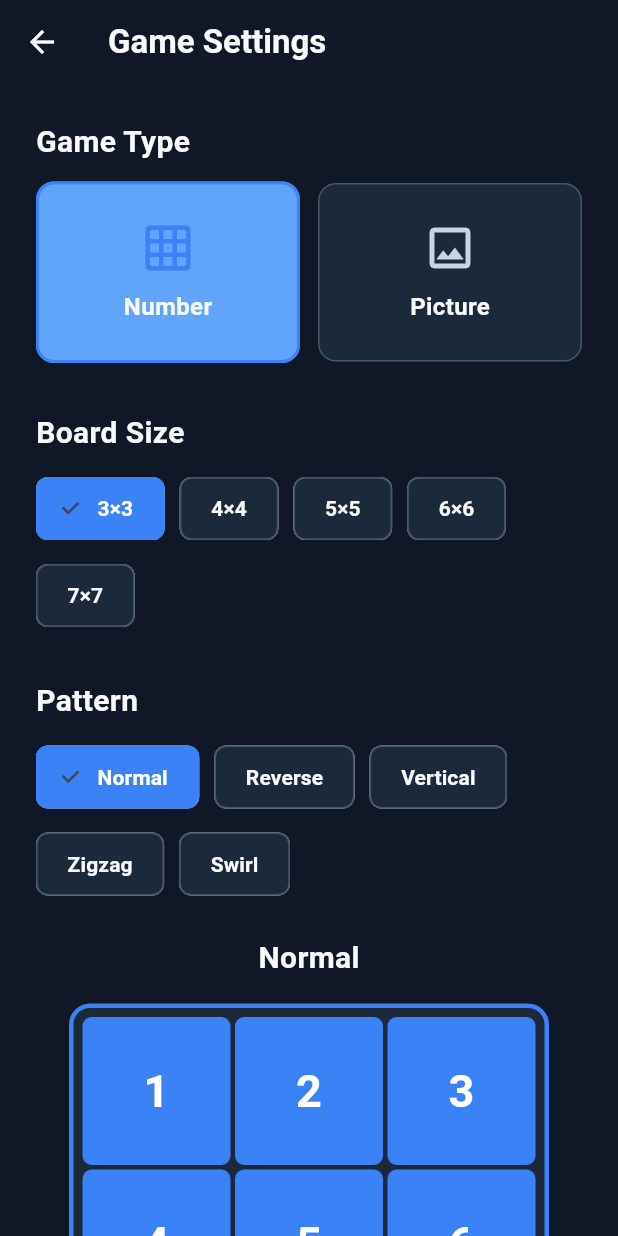
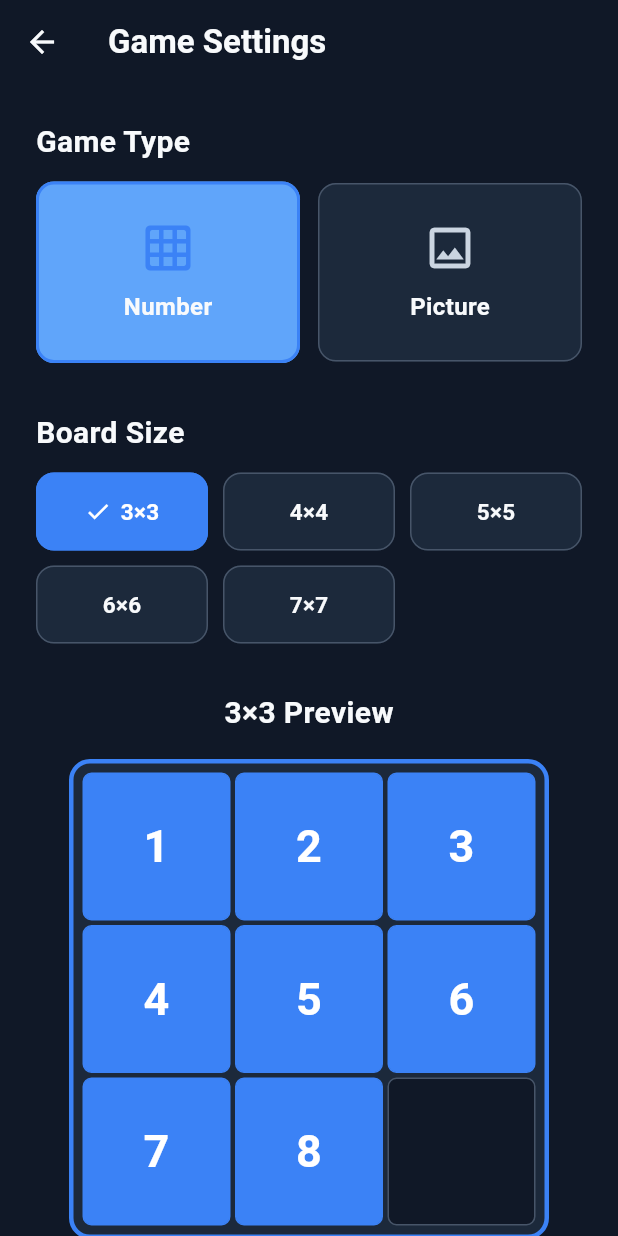
Before and after one commit to matsuda-valueapps/slide-puzzle-app-flutter, a Flutter app: the screen it shows after launch, after a tap on "New Game", on a phone screen of 412 x 824 dp. Run offline on Flutter 3.47's test engine with Material 3 defaults, Android fonts, the phone set to English and light mode, and no system bars; our stand-ins replace shared_preferences.

Commit message:
ゲーム選択ページUI修正

```diff
--- a/lib/pages/game_select_page.dart
+++ b/lib/pages/game_select_page.dart
@@ -138,90 +138,95 @@ class _GameSelectPageState extends State<GameSelectPage> {
                   // Board Size
                   _buildSectionTitle('Board Size'),
                   const SizedBox(height: 12),
-                  Wrap(
-                    spacing: 10,
-                    runSpacing: 10,
-                    children: GameSettings.availableBoardSizes.map((size) {
+                  LayoutBuilder(
+                    builder: (context, constraints) {
+                      const spacing = 10.0;
+                      const itemHeight = 52.0;
+
+                      final itemWidth =
+                          (constraints.maxWidth - spacing * 2) / 3;
+
+                      return GridView.builder(
+                        shrinkWrap: true,
+                        physics:
+                            const NeverScrollableScrollPhysics(),
+                        itemCount:
+                            GameSettings.availableBoardSizes.length,
+                        gridDelegate:
+                            const SliverGridDelegateWithFixedCrossAxisCount(
+                          crossAxisCount: 3,
+                          crossAxisSpacing: spacing,
+                          mainAxisSpacing: spacing,
+                          mainAxisExtent: itemHeight,
+                        ),
+                        itemBuilder: (context, index) {
+                          final size =
+                              GameSettings.availableBoardSizes[index];
+
                           final bool isSelected =
                               _selectedBoardSize == size;
 
-                      return ChoiceChip(
-                        label: Text('$size×$size'),
-                        selected: isSelected,
-                        onSelected: (selected) {
-                          if (selected) {
+                          return _buildBoardSizeCard(
+                            size: size,
+                            width: itemWidth,
+                            isSelected: isSelected,
+                            onTap: () {
                               setState(() {
                                 _selectedBoardSize = size;
                               });
-                          }
                             },
-                        selectedColor: AppColors.primary,
-                        backgroundColor: AppColors.cardBackground,
-                        labelStyle: TextStyle(
-                          color: isSelected
-                              ? AppColors.buttonText
-                              : AppColors.textPrimary,
-                          fontWeight: FontWeight.bold,
-                        ),
-                        side: BorderSide(
-                          color: isSelected
-                              ? AppColors.primary
-                              : AppColors.border,
-                        ),
-                        padding: const EdgeInsets.symmetric(
-                          horizontal: 12,
-                          vertical: 10,
-                        ),
                           );
-                    }).toList(),
+                        },
+                      );
+                    },
                   ),
 
-                  // Pattern
+                  // Pattern Preview
                   if (_selectedGameType == GameType.number) ...[
                     const SizedBox(height: 32),
+                    _buildPatternPreview(),
+                    const SizedBox(height: 32),
+
+                    // Pattern
                     _buildSectionTitle('Pattern'),
                     const SizedBox(height: 12),
-                    Wrap(
-                      spacing: 10,
-                      runSpacing: 10,
-                      children: PuzzlePattern.values.map((pattern) {
+                    LayoutBuilder(
+                      builder: (context, constraints) {
+                        const spacing = 10.0;
+                        const itemHeight = 52.0;
+
+                        return GridView.builder(
+                          shrinkWrap: true,
+                          physics:
+                              const NeverScrollableScrollPhysics(),
+                          itemCount: PuzzlePattern.values.length,
+                          gridDelegate:
+                              const SliverGridDelegateWithFixedCrossAxisCount(
+                            crossAxisCount: 3,
+                            crossAxisSpacing: spacing,
+                            mainAxisSpacing: spacing,
+                            mainAxisExtent: itemHeight,
+                          ),
+                          itemBuilder: (context, index) {
+                            final pattern =
+                                PuzzlePattern.values[index];
+
                             final bool isSelected =
                                 _selectedPattern == pattern;
 
-                        return ChoiceChip(
-                          label: Text(_patternLabel(pattern)),
-                          selected: isSelected,
-                          onSelected: (selected) {
-                            if (selected) {
+                            return _buildPatternCard(
+                              pattern: pattern,
+                              isSelected: isSelected,
+                              onTap: () {
                                 setState(() {
                                   _selectedPattern = pattern;
                                 });
-                            }
                               },
-                          selectedColor: AppColors.primary,
-                          backgroundColor: AppColors.cardBackground,
-                          labelStyle: TextStyle(
-                            color: isSelected
-                                ? AppColors.buttonText
-                                : AppColors.textPrimary,
-                            fontWeight: FontWeight.bold,
+                            );
+                          },
+                        );
+                      },
                     ),
-                          side: BorderSide(
-                            color: isSelected
-                                ? AppColors.primary
-                                : AppColors.border,
-                          ),
-                          padding: const EdgeInsets.symmetric(
-                            horizontal: 12,
-                            vertical: 10,
-                          ),
-                        );
-                      }).toList(),
-                    ),
-                    const SizedBox(height: 24),
-
-                    // Pattern Preview
-                    _buildPatternPreview(),
                   ],
 
                   const SizedBox(height: 40),
@@ -246,6 +251,123 @@ class _GameSelectPageState extends State<GameSelectPage> {
     );
   }
 
+  /// ボードサイズ選択カード
+  Widget _buildBoardSizeCard({
+    required int size,
+    required double width,
+    required bool isSelected,
+    required VoidCallback onTap,
+  }) {
+    return Material(
+      color: isSelected
+          ? AppColors.primary
+          : AppColors.cardBackground,
+      borderRadius: BorderRadius.circular(12),
+      child: InkWell(
+        onTap: onTap,
+        borderRadius: BorderRadius.circular(12),
+        child: Container(
+          width: width,
+          decoration: BoxDecoration(
+            borderRadius: BorderRadius.circular(12),
+            border: Border.all(
+              color: isSelected
+                  ? AppColors.primary
+                  : AppColors.border,
+              width: isSelected ? 2 : 1,
+            ),
+          ),
+          alignment: Alignment.center,
+          child: Row(
+            mainAxisAlignment: MainAxisAlignment.center,
+            mainAxisSize: MainAxisSize.min,
+            children: [
+              if (isSelected) ...[
+                Icon(
+                  Icons.check,
+                  size: 18,
+                  color: AppColors.buttonText,
+                ),
+                const SizedBox(width: 6),
+              ],
+              Flexible(
+                child: Text(
+                  '$size×$size',
+                  maxLines: 1,
+                  style: TextStyle(
+                    fontSize: 15,
+                    fontWeight: FontWeight.bold,
+                    color: isSelected
+                        ? AppColors.buttonText
+                        : AppColors.textPrimary,
+                  ),
+                ),
+              ),
+            ],
+          ),
+        ),
+      ),
+    );
+  }
+
+  /// パターン選択カード
+  Widget _buildPatternCard({
+    required PuzzlePattern pattern,
+    required bool isSelected,
+    required VoidCallback onTap,
+  }) {
+    return Material(
+      color: isSelected
+          ? AppColors.primary
+          : AppColors.cardBackground,
+      borderRadius: BorderRadius.circular(12),
+      child: InkWell(
+        onTap: onTap,
+        borderRadius: BorderRadius.circular(12),
+        child: Container(
+          decoration: BoxDecoration(
+            borderRadius: BorderRadius.circular(12),
+            border: Border.all(
+              color: isSelected
+                  ? AppColors.primary
+                  : AppColors.border,
+              width: isSelected ? 2 : 1,
+            ),
+          ),
+          alignment: Alignment.center,
+          child: Row(
+            mainAxisAlignment: MainAxisAlignment.center,
+            mainAxisSize: MainAxisSize.min,
+            children: [
+              if (isSelected) ...[
+                Icon(
+                  Icons.check,
+                  size: 18,
+                  color: AppColors.buttonText,
+                ),
+                const SizedBox(width: 6),
+              ],
+              Flexible(
+                child: Text(
+                  _patternLabel(pattern),
+                  maxLines: 1,
+                  overflow: TextOverflow.ellipsis,
+                  style: TextStyle(
+                    fontSize: 15,
+                    fontWeight: FontWeight.bold,
+                    color: isSelected
+                        ? AppColors.buttonText
+                        : AppColors.textPrimary,
+                  ),
+                ),
+              ),
+            ],
+          ),
+        ),
+      ),
+    );
+  }
+
   /// 完成盤面の見本
   Widget _buildPatternPreview() {
     final previewBoard = _createPatternPreview();
@@ -253,7 +375,7 @@ class _GameSelectPageState extends State<GameSelectPage> {
     return Column(
       children: [
         Text(
-          _patternLabel(_selectedPattern),
+          '$_selectedBoardSize×$_selectedBoardSize Preview',
           style: const TextStyle(
             fontSize: 20,
             fontWeight: FontWeight.bold,
@@ -339,10 +461,11 @@ class _GameSelectPageState extends State<GameSelectPage> {
         ),
         const SizedBox(height: 10),
         Text(
-          '$_selectedBoardSize×$_selectedBoardSize Preview',
-          style: TextStyle(
-            fontSize: 13,
-            color: AppColors.textSecondary,
+          _patternLabel(_selectedPattern),
+          style: const TextStyle(
+            fontSize: 20,
+            fontWeight: FontWeight.bold,
+            color: AppColors.textPrimary,
           ),
         ),
       ],
```
Lines whose indentation alone changed are shown as unchanged.
